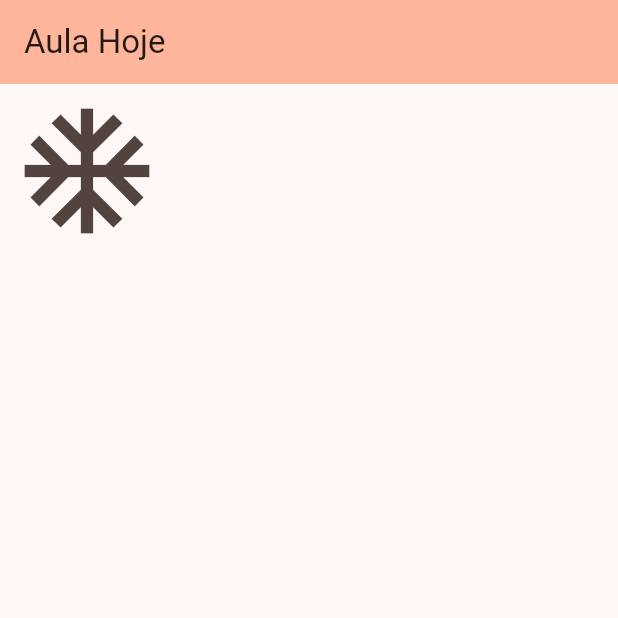
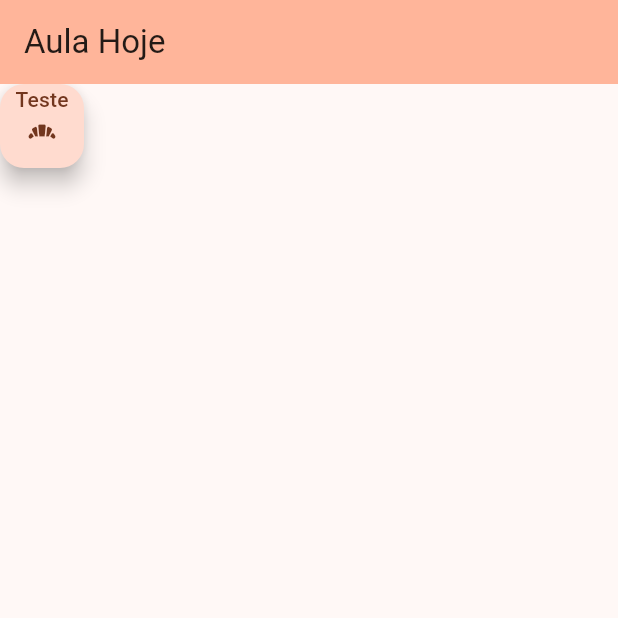
Before and after one commit to FrancisCarolina/inicialFlutter, a Flutter app: the screen it shows after launch, on a phone screen of 412 x 824 dp, the top half of it. Run offline on Flutter 3.47's test engine with Material 2 defaults, Android fonts, the phone set to English and light mode, and no system bars; missing offline and left inert: dart:html.

Commit message:
botao flutuante

```diff
--- a/inicial/lib/home.dart
+++ b/inicial/lib/home.dart
@@ -19,10 +19,11 @@ class _MyHomePageState extends State<MyHomePage> {
         title: Text('Aula Hoje'),
         backgroundColor: Theme.of(context).colorScheme.inversePrimary,
       ),
-      body: IconButton(
+      body: FloatingActionButton(
         onPressed: () {},
-        icon: Icon(Icons.ac_unit),
-        iconSize: 100,
+        child: Column(
+          children: [Text("Teste"), Icon(Icons.bakery_dining)],
+        ),
       ),
     );
   }
```
